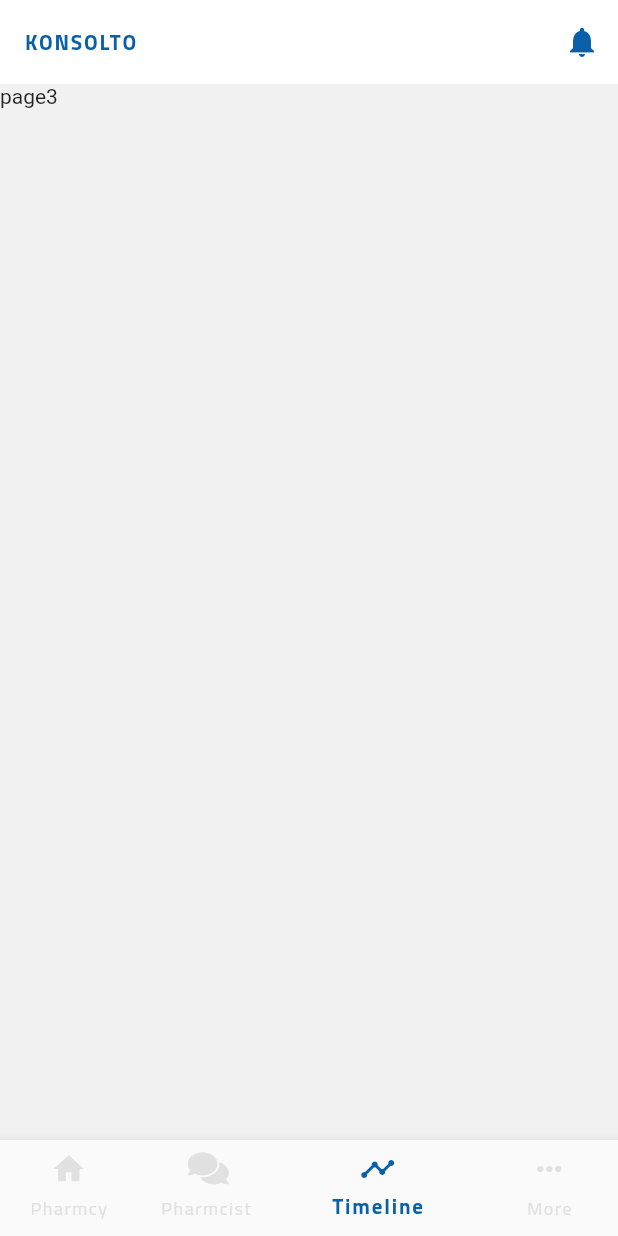
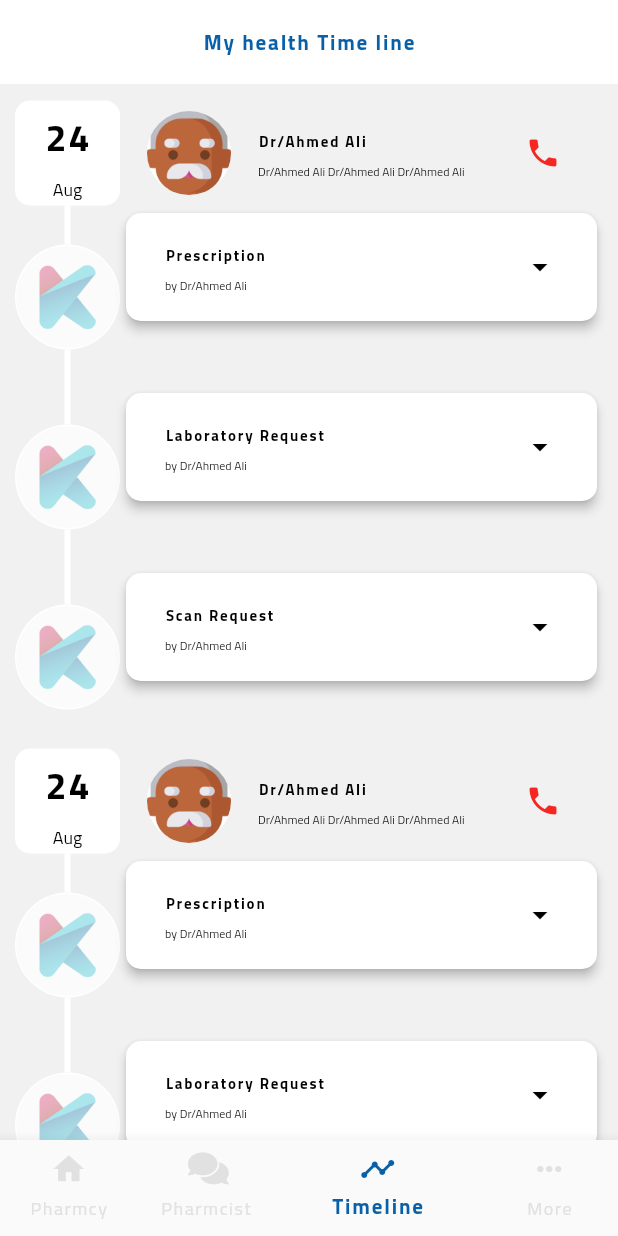
Before and after one commit to ahmedibrahim240/konsolto, a Flutter app: the screen it shows after launch, item 3 of the bottom bar chosen, on a phone screen of 412 x 824 dp. Run offline on Flutter 3.47's test engine with Material 2 defaults, Android fonts, the phone set to English and light mode, and no system bars; drawn by our look-alikes of timeline_tile; our stand-ins replace cached_network_image, carousel_indicator, carousel_slider, flutter_datetime_picker, font_awesome_flutter, smooth_star_rating; missing offline and left inert: code_fields, flutter_share; network calls fail.

Commit message:
TimeLine

```diff
--- a/lib/constants/constans.dart
+++ b/lib/constants/constans.dart
@@ -13,6 +13,7 @@ const customColorGold = Color(0xfff9B792C);
 const sliderTextColor = Color(0xfff21496C);
 const customColorRed = Color(0xffff42821);
 const customColorGreen = Color(0xfff18de12);
+const customColorGreen2 = Color(0xfff009a2e);
 const sliderTextColorcontaint = Color(0xfff21496C);
 const customColorIcon = Color(0xfff7D7D7D);
 const customColorDivider = Color(0xfffe1e1e1);
--- /dev/null
+++ b/lib/models/prescription.dart
@@ -0,0 +1,58 @@
+class Prescription {
+  final String title;
+  final String image;
+  final String contant;
+  final String prince;
+  final String subTitle;
+
+  Prescription({
+    this.title,
+    this.image,
+    this.contant,
+    this.prince,
+    this.subTitle,
+  });
+}
+
+List<Prescription> listprescription = [
+  Prescription(
+    subTitle: '30 sacchet',
+    title: 'Panadol Extra',
+    contant: 'الجرعه: 3 مرات يوميا قبل الاكل',
+    prince: '10 EGP',
+    image:
+        'https://i-cf5.gskstatic.com/content/dam/cf-consumer-healthcare/panadol/en_ie/ireland-products/panadol-extra/MGK5158-GSK-Panadol-Extra-455x455.png?auto=format',
+  ),
+  Prescription(
+    subTitle: '30 sacchet',
+    title: 'Panadol Extra',
+    contant: 'الجرعه: 3 مرات يوميا قبل الاكل',
+    prince: '10 EGP',
+    image:
+        'https://i-cf5.gskstatic.com/content/dam/cf-consumer-healthcare/panadol/en_ie/ireland-products/panadol-extra/MGK5158-GSK-Panadol-Extra-455x455.png?auto=format',
+  ),
+  Prescription(
+    subTitle: '30 sacchet',
+    title: 'Panadol Extra',
+    contant: 'الجرعه: 3 مرات يوميا قبل الاكل',
+    prince: '10 EGP',
+    image:
+        'https://i-cf5.gskstatic.com/content/dam/cf-consumer-healthcare/panadol/en_ie/ireland-products/panadol-extra/MGK5158-GSK-Panadol-Extra-455x455.png?auto=format',
+  ),
+  Prescription(
+    subTitle: '30 sacchet',
+    title: 'Panadol Extra',
+    contant: 'الجرعه: 3 مرات يوميا قبل الاكل',
+    prince: '10 EGP',
+    image:
+        'https://i-cf5.gskstatic.com/content/dam/cf-consumer-healthcare/panadol/en_ie/ireland-products/panadol-extra/MGK5158-GSK-Panadol-Extra-455x455.png?auto=format',
+  ),
+  Prescription(
+    subTitle: '30 sacchet',
+    title: 'Panadol Extra',
+    contant: 'الجرعه: 3 مرات يوميا قبل الاكل',
+    prince: '10 EGP',
+    image:
+        'https://i-cf5.gskstatic.com/content/dam/cf-consumer-healthcare/panadol/en_ie/ireland-products/panadol-extra/MGK5158-GSK-Panadol-Extra-455x455.png?auto=format',
+  ),
+];
--- a/lib/screens/home/homeClasses/homeAppBar.dart
+++ b/lib/screens/home/homeClasses/homeAppBar.dart
@@ -28,7 +28,7 @@ class _HomeAppBarState extends State<HomeAppBar> {
                     Icon(Icons.location_pin),
                     SizedBox(width: 5),
                     Text(
-                      "Tessssssssssssssssssssssssssst",
+                      "388 el nargis buildings, new cairo",
                       style: AppTheme.subHeadingColorBlue,
                     ),
                   ],
--- /dev/null
+++ b/lib/screens/timeline/TimeLine.dart
@@ -0,0 +1,435 @@
+import 'package:flutter/material.dart';
+import 'package:font_awesome_flutter/font_awesome_flutter.dart';
+import 'package:konsolto/constants/constans.dart';
+import 'package:konsolto/constants/themes.dart';
+import 'package:konsolto/models/prescription.dart';
+import 'package:timeline_tile/timeline_tile.dart';
+
+class TimeLine extends StatefulWidget {
+  @override
+  _TimeLineState createState() => _TimeLineState();
+}
+
+class _TimeLineState extends State<TimeLine> {
+  bool showPrescription = false;
+  bool showLaboratory = false;
+  bool scanRequest = false;
+
+  @override
+  Widget build(BuildContext context) {
+    return Scaffold(
+      appBar: AppBar(
+        backgroundColor: Colors.white,
+        elevation: 0,
+        title: Text(
+          'My health Time line',
+          style: AppTheme.headingColorBlue,
+        ),
+      ),
+      body: ListView(
+        shrinkWrap: true,
+        primary: true,
+        padding: EdgeInsets.symmetric(horizontal: 10, vertical: 10),
+        children: [
+          CustomTimeLine(),
+          CustomTimeLine(),
+          CustomTimeLine(),
+        ],
+      ),
+    );
+  }
+}
+
+class PrscriptionsListview extends StatelessWidget {
+  const PrscriptionsListview({
+    Key key,
+  }) : super(key: key);
+
+  @override
+  Widget build(BuildContext context) {
+    return Container(
+      height: 300,
+      child: ListView.builder(
+        shrinkWrap: true,
+        primary: false,
+        itemCount: listprescription.length,
+        itemBuilder: (context, index) {
+          return Card(
+            elevation: 3,
+            shape: RoundedRectangleBorder(
+              borderRadius: BorderRadius.circular(10),
+            ),
+            child: Column(
+              mainAxisAlignment: MainAxisAlignment.start,
+              crossAxisAlignment: CrossAxisAlignment.start,
+              children: [
+                Container(
+                  padding: EdgeInsets.symmetric(horizontal: 5),
+                  child: Row(
+                    children: [
+                      Column(
+                        mainAxisAlignment: MainAxisAlignment.start,
+                        crossAxisAlignment: CrossAxisAlignment.start,
+                        children: [
+                          Row(
+                            children: [
+                              Container(
+                                height: 15,
+                                width: 15,
+                                decoration: BoxDecoration(
+                                  shape: BoxShape.circle,
+                                  color: customColor,
+                                ),
+                              ),
+                              spaceW(5),
+                              Text(
+                                listprescription[index].title,
+                                style: AppTheme.headingColorBlue,
+                              ),
+                            ],
+                          ),
+                          Text(
+                            listprescription[index].subTitle,
+                            style: AppTheme.subHeading.copyWith(
+                              color: customColorGold,
+                              fontSize: 9,
+                            ),
+                          ),
+                          Text(
+                            listprescription[index].prince,
+                            style: AppTheme.headingColorBlue,
+                          ),
+                          SizedBox(
+                            width: 150,
+                            child: Text(
+                              listprescription[index].contant,
+                              textAlign: TextAlign.center,
+                              style: AppTheme.subHeading.copyWith(
+                                fontSize: 9,
+                              ),
+                            ),
+                          ),
+                        ],
+                      ),
+                      Expanded(
+                        child: Container(
+                          height: 100,
+                          width: 100,
+                          child: customCachedNetworkImage(
+                            context: context,
+                            url: listprescription[index].image,
+                          ),
+                        ),
+                      ),
+                    ],
+                  ),
+                ),
+                Padding(
+                  padding:
+                      const EdgeInsets.symmetric(horizontal: 10, vertical: 20),
+                  child: Row(
+                    children: [
+                      Container(
+                        width: 150,
+                        decoration: BoxDecoration(
+                          borderRadius: BorderRadius.circular(15),
+                          border: Border.all(
+                            color: customColorGreen2,
+                            width: 2,
+                          ),
+                        ),
+                        child: Row(
+                          children: [
+                            Container(
+                              padding: EdgeInsets.symmetric(
+                                horizontal: 10,
+                                vertical: 10,
+                              ),
+                              decoration: BoxDecoration(
+                                color: customColorGreen2,
+                                borderRadius: BorderRadius.only(
+                                  topLeft: Radius.circular(10),
+                                  bottomLeft: Radius.circular(10),
+                                ),
+                              ),
+                              child: Text(
+                                'Add to Cart',
+                                style: AppTheme.heading.copyWith(
+                                  color: Colors.white,
+                                ),
+                              ),
+                            ),
+                            spaceW(10),
+                            Icon(
+                              FontAwesomeIcons.cartPlus,
+                              color: customColorGreen2,
+                            ),
+                          ],
+                        ),
+                      ),
+                      spaceW(10),
+                      Icon(
+                        FontAwesomeIcons.shareAlt,
+                        color: Colors.black,
+                        size: 20,
+                      ),
+                    ],
+                  ),
+                ),
+              ],
+            ),
+          );
+        },
+      ),
+    );
+  }
+}
+
+class CustomTimeLine extends StatefulWidget {
+  @override
+  _CustomTimeLineState createState() => _CustomTimeLineState();
+}
+
+class _CustomTimeLineState extends State<CustomTimeLine> {
+  bool showPrescription = false;
+  bool showLaboratory = false;
+  bool scanRequest = false;
+  @override
+  Widget build(BuildContext context) {
+    return ListView(
+      shrinkWrap: true,
+      primary: false,
+      children: [
+        TimelineTile(
+          alignment: TimelineAlign.start,
+          afterLineStyle: LineStyle(color: Colors.white),
+          beforeLineStyle: LineStyle(color: Colors.white),
+          lineXY: .3,
+          isFirst: true,
+          indicatorStyle: IndicatorStyle(
+            width: 70,
+            height: 70,
+            indicator: Container(
+              width: 70,
+              height: 70,
+              decoration: BoxDecoration(
+                borderRadius: BorderRadius.circular(10),
+                color: Colors.white,
+              ),
+              child: Column(
+                mainAxisAlignment: MainAxisAlignment.center,
+                crossAxisAlignment: CrossAxisAlignment.center,
+                children: [
+                  Text(
+                    '24',
+                    style: AppTheme.heading.copyWith(
+                      fontSize: 25,
+                    ),
+                  ),
+                  Text(
+                    'Aug',
+                    style: AppTheme.subHeading,
+                  ),
+                ],
+              ),
+            ),
+            color: Colors.white,
+          ),
+          endChild: Container(
+            constraints: const BoxConstraints(
+              minHeight: 70,
+            ),
+            child: ListTile(
+              leading: CircleAvatar(
+                maxRadius: 30,
+                minRadius: 30,
+                backgroundColor: Colors.white,
+                backgroundImage: AssetImage('lib/images/grand_pa.png'),
+              ),
+              title: Text(
+                'Dr/Ahmed Ali',
+                style: AppTheme.heading.copyWith(fontSize: 10),
+              ),
+              subtitle: Text(
+                'Dr/Ahmed Ali Dr/Ahmed Ali Dr/Ahmed Ali',
+                style: AppTheme.subHeading.copyWith(fontSize: 8),
+              ),
+              trailing: IconButton(
+                onPressed: () {},
+                icon: Icon(
+                  Icons.phone,
+                  color: customColorRed,
+                ),
+              ),
+            ),
+          ),
+        ),
+        TimelineTile(
+          alignment: TimelineAlign.start,
+          afterLineStyle: LineStyle(color: Colors.white),
+          beforeLineStyle: LineStyle(color: Colors.white),
+          lineXY: .3,
+          indicatorStyle: IndicatorStyle(
+            width: 70,
+            height: 70,
+            indicator: Container(
+              width: 70,
+              height: 70,
+              decoration: BoxDecoration(
+                shape: BoxShape.circle,
+                color: Colors.white,
+                image: DecorationImage(
+                  image: AssetImage('lib/images/logo.png'),
+                  fit: BoxFit.cover,
+                ),
+              ),
+            ),
+            color: Colors.white,
+          ),
+          endChild: Container(
+            constraints: const BoxConstraints(
+              minHeight: 120,
+            ),
+            child: Column(
+              children: [
+                cardListTile(
+                  onTap: () {
+                    setState(() {
+                      showPrescription = !showPrescription;
+                    });
+                  },
+                  icon: (showPrescription)
+                      ? Icons.arrow_drop_up
+                      : Icons.arrow_drop_down,
+                  title: 'Prescription',
+                  subTitle: 'by Dr/Ahmed Ali',
+                ),
+                (showPrescription == true)
+                    ? PrscriptionsListview()
+                    : Container(),
+              ],
+            ),
+          ),
+        ),
+        TimelineTile(
+          alignment: TimelineAlign.start,
+          afterLineStyle: LineStyle(color: Colors.white),
+          beforeLineStyle: LineStyle(color: Colors.white),
+          lineXY: .3,
+          indicatorStyle: IndicatorStyle(
+            width: 70,
+            height: 70,
+            indicator: Container(
+              width: 70,
+              height: 70,
+              decoration: BoxDecoration(
+                shape: BoxShape.circle,
+                color: Colors.white,
+                image: DecorationImage(
+                  image: AssetImage('lib/images/logo.png'),
+                  fit: BoxFit.cover,
+                ),
+              ),
+            ),
+            color: Colors.white,
+          ),
+          endChild: Container(
+            constraints: const BoxConstraints(
+              minHeight: 120,
+            ),
+            child: Column(
+              children: [
+                cardListTile(
+                  onTap: () {
+                    setState(() {
+                      showLaboratory = !showLaboratory;
+                    });
+                  },
+                  icon: (showLaboratory)
+                      ? Icons.arrow_drop_up
+                      : Icons.arrow_drop_down,
+                  title: 'Laboratory Request',
+                  subTitle: 'by Dr/Ahmed Ali',
+                ),
+                (showLaboratory == true) ? PrscriptionsListview() : Container(),
+              ],
+            ),
+          ),
+        ),
+        TimelineTile(
+          alignment: TimelineAlign.start,
+          afterLineStyle: LineStyle(color: Colors.white),
+          beforeLineStyle: LineStyle(color: Colors.white),
+          lineXY: .3,
+          isLast: true,
+          indicatorStyle: IndicatorStyle(
+            width: 70,
+            height: 70,
+            indicator: Container(
+              width: 70,
+              height: 70,
+              decoration: BoxDecoration(
+                shape: BoxShape.circle,
+                color: Colors.white,
+                image: DecorationImage(
+                  image: AssetImage('lib/images/logo.png'),
+                  fit: BoxFit.cover,
+                ),
+              ),
+            ),
+            color: Colors.white,
+          ),
+          endChild: Container(
+            constraints: const BoxConstraints(
+              minHeight: 120,
+            ),
+            child: Column(
+              children: [
+                cardListTile(
+                  onTap: () {
+                    setState(() {
+                      scanRequest = !scanRequest;
+                    });
+                  },
+                  icon: (scanRequest)
+                      ? Icons.arrow_drop_up
+                      : Icons.arrow_drop_down,
+                  title: 'Scan Request',
+                  subTitle: 'by Dr/Ahmed Ali',
+                ),
+                (scanRequest == true) ? PrscriptionsListview() : Container(),
+              ],
+            ),
+          ),
+        ),
+      ],
+    );
+  }
+
+  cardListTile({Function onTap, String title, String subTitle, IconData icon}) {
+    return Card(
+      elevation: 3,
+      shape: RoundedRectangleBorder(
+        borderRadius: BorderRadius.circular(10),
+      ),
+      child: Container(
+        padding: EdgeInsets.symmetric(horizontal: 10),
+        child: ListTile(
+          onTap: onTap,
+          title: Text(
+            title,
+            style: AppTheme.heading.copyWith(fontSize: 10),
+          ),
+          subtitle: Text(
+            subTitle,
+            style: AppTheme.subHeading.copyWith(fontSize: 8),
+          ),
+          trailing: Icon(
+            icon,
+            color: Colors.black,
+          ),
+        ),
+      ),
+    );
+  }
+}
--- a/lib/screens/wrapper/wrapper.dart
+++ b/lib/screens/wrapper/wrapper.dart
@@ -3,6 +3,7 @@ import 'package:font_awesome_flutter/font_awesome_flutter.dart';
 import 'package:konsolto/constants/constans.dart';
 import 'package:konsolto/constants/themes.dart';
 import 'package:konsolto/screens/home/home.dart';
+import 'package:konsolto/screens/timeline/TimeLine.dart';
 
 class Wrapper extends StatefulWidget {
   @override
@@ -13,8 +14,9 @@ class _WrapperState extends State<Wrapper> {
   int _currentIndex = 0;
   final List<Widget> _children = [
     Home(),
-    Text('page2'),
     Text('page3'),
+    TimeLine(),
+
     Text('page4'),
 
     // Home(),
@@ -48,21 +50,7 @@ class _WrapperState extends State<Wrapper> {
       //     child: Icon(Icons.camera),
       //   ),
       // ),
-      appBar: AppBar(
-        backgroundColor: Colors.white,
-        elevation: 0.0,
-        centerTitle: false,
-        title: Text(
-          'KONSOLTO',
-          style: AppTheme.headingColorBlue,
-        ),
-        actions: [
-          IconButton(
-            icon: Icon(Icons.notifications),
-            onPressed: () {},
-          )
-        ],
-      ),
+
       body: _children[_currentIndex],
       bottomNavigationBar: BottomNavigationBar(
         currentIndex: _currentIndex,
--- a/pubspec.yaml
+++ b/pubspec.yaml
@@ -40,6 +40,7 @@ dependencies:
   path:
   timeago: ^2.0.29
   carousel_indicator:
+  timeline_tile:
 
   # sqflite:
 
```
Also changed, not shown: lib/screens/home/home.dart (+16 -0 lines), pubspec.lock.
